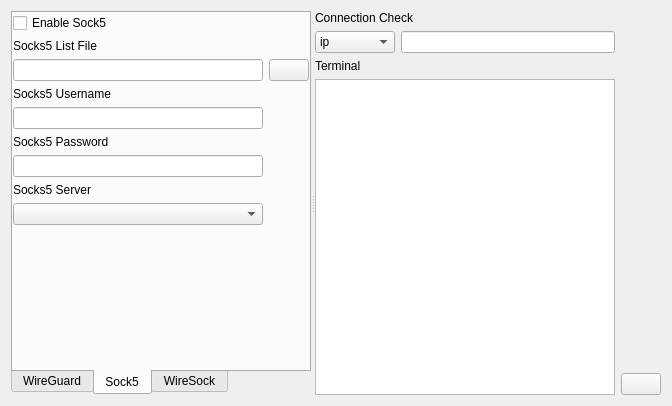
Old version of the form Ui_MainWindow.ui in the repository Holence/WireSock-GUI.
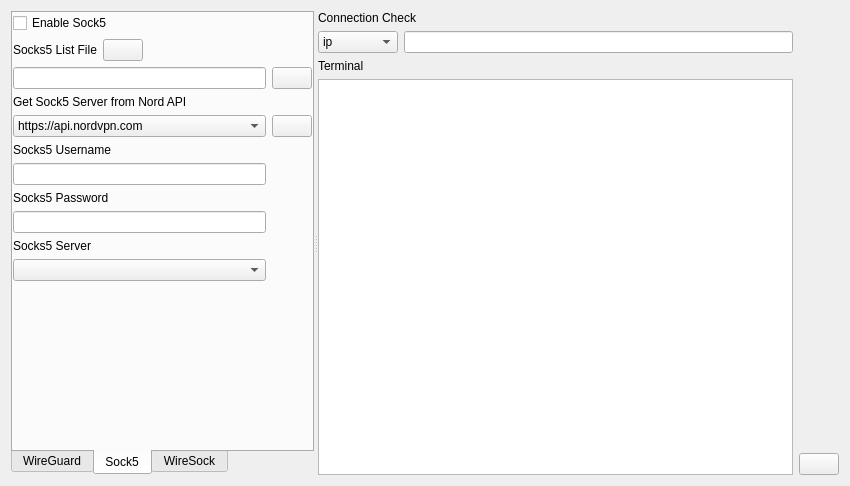
New version of the form. The open tabs and pages were chosen to show the change. Custom widgets are drawn as their Qt base class.

```diff
--- a/Ui_MainWindow.ui
+++ b/Ui_MainWindow.ui
@@ -6,8 +6,8 @@
    <rect>
     <x>0</x>
     <y>0</y>
-    <width>665</width>
-    <height>406</height>
+    <width>850</width>
+    <height>486</height>
    </rect>
   </property>
   <property name="windowTitle">
@@ -116,43 +116,61 @@
         <property name="rightMargin">
          <number>0</number>
         </property>
-        <item row="5" column="0">
-         <widget class="QLabel" name="label_5">
+        <item row="3" column="0">
+         <widget class="QLabel" name="label_13">
           <property name="text">
-           <string>Socks5 Password</string>
+           <string>Get Sock5 Server from Nord API</string>
           </property>
          </widget>
         </item>
-        <item row="6" column="0">
-         <widget class="QLineEdit" name="lineEdit_sock_pw"/>
-        </item>
-        <item row="8" column="0">
+        <item row="10" column="0">
          <widget class="QComboBox" name="comboBox_sock"/>
         </item>
-        <item row="3" column="0">
+        <item row="4" column="0">
+         <widget class="QComboBox" name="comboBox_nordapi">
+          <item>
+           <property name="text">
+            <string>https://api.nordvpn.com</string>
+           </property>
+          </item>
+          <item>
+           <property name="text">
+            <string>https://zwyr157wwiu6eior.com</string>
+           </property>
+          </item>
+          <item>
+           <property name="text">
+            <string>https://qfvi5yhkk86d38x.xyz</string>
+           </property>
+          </item>
+          <item>
+           <property name="text">
+            <string>https://nllp8upbpk2da4p.xyz</string>
+           </property>
+          </item>
+         </widget>
+        </item>
+        <item row="2" column="1">
+         <widget class="DTApplyButton" name="pushButton_sock_file">
+          <property name="text">
+           <string/>
+          </property>
+         </widget>
+        </item>
+        <item row="4" column="1">
+         <widget class="DTApplyButton" name="pushButton_getsock">
+          <property name="text">
+           <string/>
+          </property>
+         </widget>
+        </item>
+        <item row="5" column="0">
          <widget class="QLabel" name="label_3">
           <property name="text">
            <string>Socks5 Username</string>
           </property>
          </widget>
         </item>
-        <item row="7" column="0">
-         <widget class="QLabel" name="label_7">
-          <property name="text">
-           <string>Socks5 Server</string>
-          </property>
-         </widget>
-        </item>
-        <item row="4" column="0">
-         <widget class="QLineEdit" name="lineEdit_sock_un"/>
-        </item>
-        <item row="1" column="0">
-         <widget class="QLabel" name="label_6">
-          <property name="text">
-           <string>Socks5 List File</string>
-          </property>
-         </widget>
-        </item>
         <item row="2" column="0">
          <widget class="QLineEdit" name="lineEdit_sock_file">
           <property name="readOnly">
@@ -160,14 +178,7 @@
           </property>
          </widget>
         </item>
-        <item row="2" column="1">
-         <widget class="DTApplyButton" name="pushButton_sock_file">
-          <property name="text">
-           <string/>
-          </property>
-         </widget>
-        </item>
-        <item row="9" column="0">
+        <item row="11" column="0">
          <spacer name="verticalSpacer_3">
           <property name="orientation">
            <enum>Qt::Vertical</enum>
@@ -180,6 +191,13 @@
           </property>
          </spacer>
         </item>
+        <item row="9" column="0">
+         <widget class="QLabel" name="label_7">
+          <property name="text">
+           <string>Socks5 Server</string>
+          </property>
+         </widget>
+        </item>
         <item row="0" column="0">
          <widget class="QCheckBox" name="checkBox_sock5">
           <property name="text">
@@ -187,6 +205,50 @@
           </property>
          </widget>
         </item>
+        <item row="7" column="0">
+         <widget class="QLabel" name="label_5">
+          <property name="text">
+           <string>Socks5 Password</string>
+          </property>
+         </widget>
+        </item>
+        <item row="8" column="0">
+         <widget class="QLineEdit" name="lineEdit_sock_pw"/>
+        </item>
+        <item row="6" column="0">
+         <widget class="QLineEdit" name="lineEdit_sock_un"/>
+        </item>
+        <item row="1" column="0">
+         <layout class="QHBoxLayout" name="horizontalLayout_3">
+          <item>
+           <widget class="QLabel" name="label_6">
+            <property name="text">
+             <string>Socks5 List File</string>
+            </property>
+           </widget>
+          </item>
+          <item>
+           <widget class="QPushButton" name="pushButton_opensock">
+            <property name="text">
+             <string/>
+            </property>
+           </widget>
+          </item>
+          <item>
+           <spacer name="horizontalSpacer">
+            <property name="orientation">
+             <enum>Qt::Horizontal</enum>
+            </property>
+            <property name="sizeHint" stdset="0">
+             <size>
+              <width>40</width>
+              <height>20</height>
+             </size>
+            </property>
+           </spacer>
+          </item>
+         </layout>
+        </item>
        </layout>
       </widget>
       <widget class="QWidget" name="tab_wiresock">
@@ -309,7 +371,7 @@
          </property>
          <property name="minimumSize">
           <size>
-           <width>300</width>
+           <width>400</width>
            <height>0</height>
           </size>
          </property>
```
Left out of the diff: 160 changed lines with no effect on the pictures.
